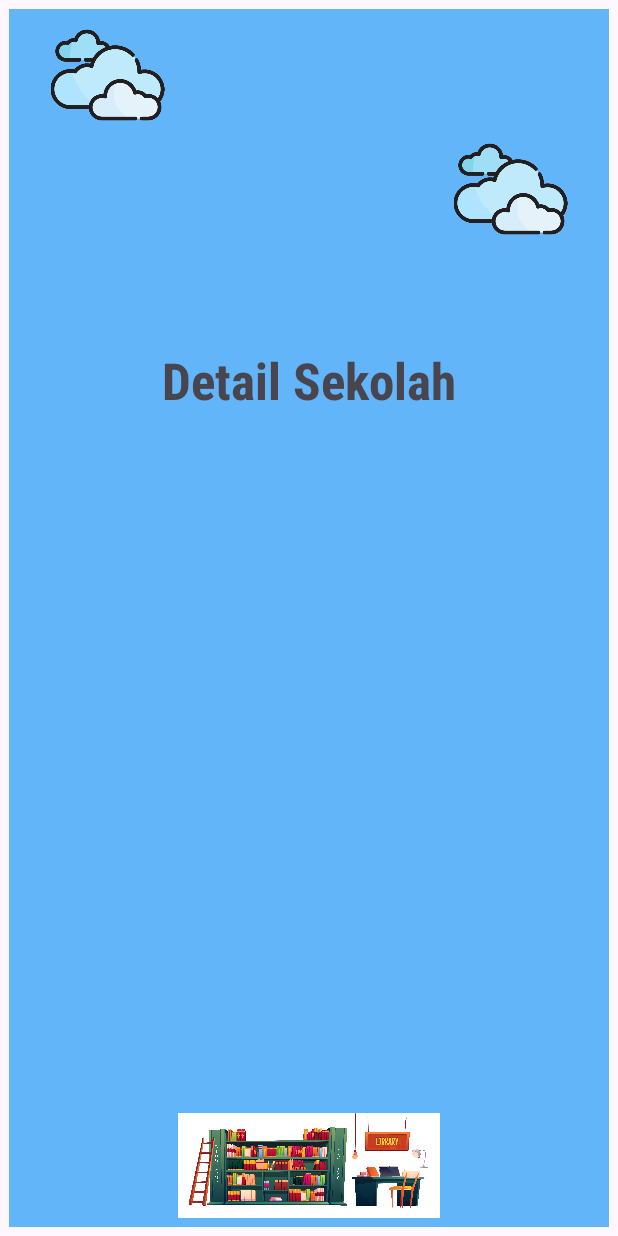
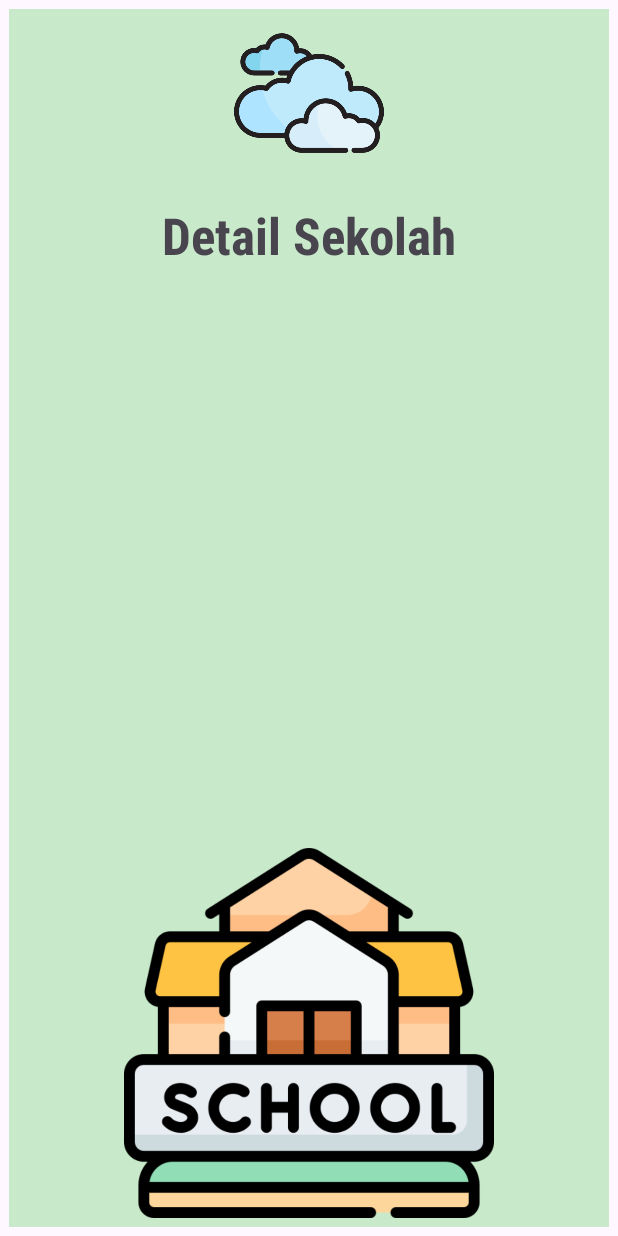
Before and after one commit to ChristianErvinaWijaya/TugasBesarPAB2, an Android app: the DetailActivity screen opened directly, with no data from a screen before it, on a phone screen of 412 x 824 dp. Run offline under Robolectric (Android 15) with nearby library versions, the phone set to English and light mode, and no system bars.

Commit message:
Final App

```diff
--- a/app/src/main/res/layout/activity_detail.xml
+++ b/app/src/main/res/layout/activity_detail.xml
@@ -6,29 +6,21 @@
     android:layout_height="wrap_content"
     android:layout_margin="6dp"
     android:orientation="vertical"
-    android:background="#61B5F8"
+    android:background="#C8EACA"
     android:padding="6dp">
 
     <ImageView
         android:id="@+id/imageView3"
-        android:layout_width="119dp"
-        android:layout_height="76dp"
-
-        app:srcCompat="@drawable/clouds" />
-
-    <ImageView
-        android:id="@+id/imageView4"
-        android:layout_width="119dp"
-        android:layout_height="76dp"
-        android:layout_gravity="right"
+        android:layout_width="wrap_content"
+        android:layout_height="100dp"
         app:srcCompat="@drawable/clouds" />
 
     <TextView
         android:layout_width="373dp"
         android:layout_height="86dp"
         android:layout_gravity="center_horizontal"
-        android:layout_marginTop="30pt"
-        android:layout_marginBottom="10dp"
+        android:layout_marginTop="10pt"
+        android:layout_marginBottom="20dp"
         android:fontFamily="sans-serif-condensed"
         android:gravity="center_horizontal"
         android:text="Detail Sekolah"
@@ -94,10 +86,9 @@
         android:layout_marginBottom="32dp"/>
     <ImageView
         android:id="@+id/imageView2"
-        android:layout_width="320dp"
+        android:layout_width="wrap_content"
         android:layout_height="wrap_content"
-        android:layout_marginTop="90dp"
         android:layout_gravity="center_horizontal"
-        app:srcCompat="@drawable/library" />
+        app:srcCompat="@drawable/school" />
 
 </LinearLayout>
--- a/app/src/main/res/layout/activity_main.xml
+++ b/app/src/main/res/layout/activity_main.xml
@@ -5,7 +5,7 @@
     android:layout_width="match_parent"
     android:layout_height="match_parent"
     android:layout_margin="6dp"
-    android:background="#43D5E8"
+    android:background="#C9F1C5"
     tools:context=".Activity.MainActivity">
 
     <androidx.recyclerview.widget.RecyclerView
--- a/app/src/main/res/layout/list_item_sekolah.xml
+++ b/app/src/main/res/layout/list_item_sekolah.xml
@@ -9,7 +9,7 @@
         android:layout_width="match_parent"
         android:layout_height="wrap_content"
         android:orientation="vertical"
-        android:background="#D2F0F4"
+        android:background="#F6F8F7"
         android:padding="6dp">
 
         <TextView
```
Also changed, not shown: app/src/main/res/drawable/school.png (added).
